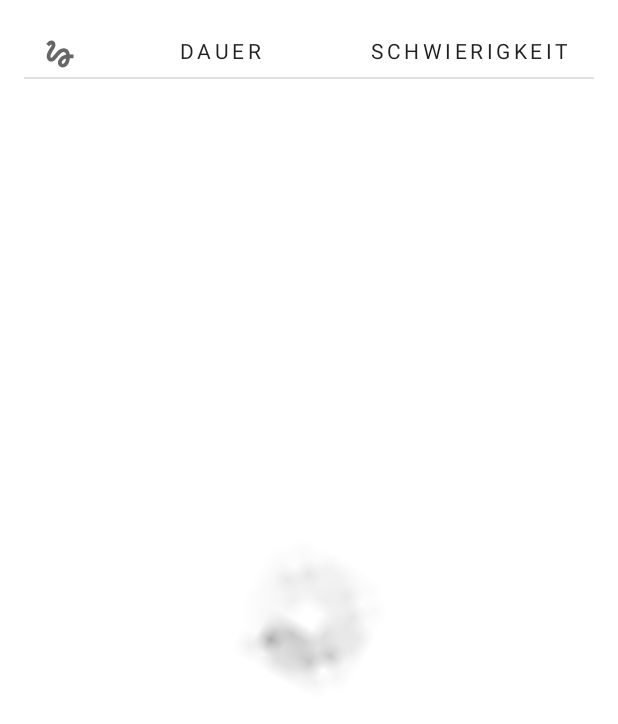
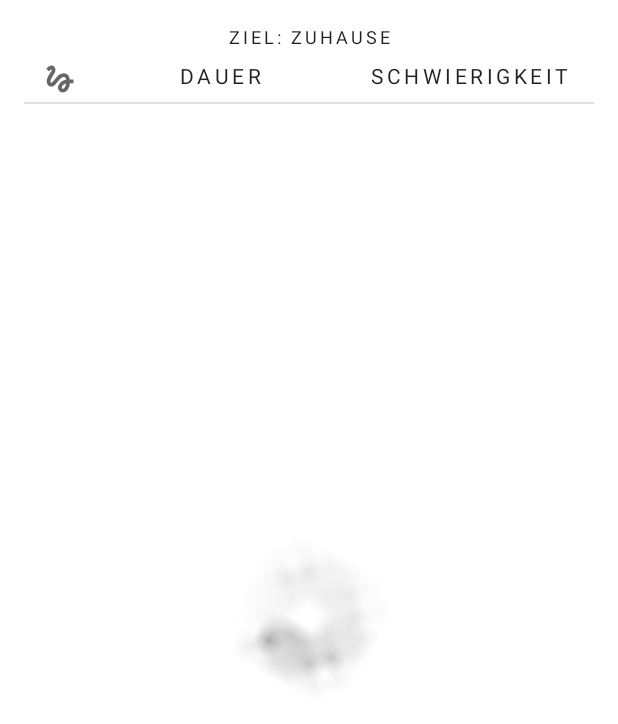
Before and after one commit to GumiBear93/NavigationAid, an Android app: the layout fragment_routes.xml on its own in the app's theme, with its tools: preview values and no code run, on a phone screen of 412 x 824 dp. Shown: the top 724 px of the screen. Run offline under Robolectric (Android 15) with nearby library versions, the phone set to English and light mode, and no system bars.

Commit message:
commit for gradle plugin upgrade reset binding property to null in onDestroy of all fragments with view binding added destination name to fragment_routes.xml fixed improper usage of AsyncTask.get() in RoutesViewModel.kt

```diff
--- a/app/src/main/java/com/example/navigationaid/MapFragment.kt
+++ b/app/src/main/java/com/example/navigationaid/MapFragment.kt
@@ -166,6 +166,11 @@ class MapFragment : Fragment() {
         }
     }
 
+    override fun onDestroy() {
+        super.onDestroy()
+        _binding = null
+    }
+
     companion object {
         const val CANCEL_MAP_NAVIGATION_CODE = -2
         private const val LOG_TAG = "MapFragment"
--- a/app/src/main/java/com/example/navigationaid/PlaceEditorFragment.kt
+++ b/app/src/main/java/com/example/navigationaid/PlaceEditorFragment.kt
@@ -266,6 +266,11 @@ class PlaceEditorFragment : Fragment() {
         }
     }
 
+    override fun onDestroy() {
+        super.onDestroy()
+        _binding = null
+    }
+
     // receives chosen image file after camera/ gallery intent
     override fun onActivityResult(requestCode: Int, resultCode: Int, data: Intent?) {
         super.onActivityResult(requestCode, resultCode, data)
--- a/app/src/main/java/com/example/navigationaid/PlacesFragment.kt
+++ b/app/src/main/java/com/example/navigationaid/PlacesFragment.kt
@@ -53,6 +53,11 @@ class PlacesFragment : Fragment() {
         setGridLayout(orientation)
     }
 
+    override fun onDestroy() {
+        super.onDestroy()
+        _binding = null
+    }
+
     override fun onConfigurationChanged(newConfig: Configuration) {
         super.onConfigurationChanged(newConfig)
         setGridLayout(newConfig.orientation)
--- a/app/src/main/java/com/example/navigationaid/RoutesAdapter.kt
+++ b/app/src/main/java/com/example/navigationaid/RoutesAdapter.kt
@@ -6,9 +6,9 @@ import androidx.navigation.findNavController
 import androidx.recyclerview.widget.DiffUtil
 import androidx.recyclerview.widget.ListAdapter
 import androidx.recyclerview.widget.RecyclerView
+import com.example.navigationaid.data.RoadDifficulty
+import com.example.navigationaid.data.RouteItem
 import com.example.navigationaid.databinding.RouteItemViewBinding
-import com.example.navigationaid.routing.RoadDifficulty
-import com.example.navigationaid.routing.RouteItem
 
 class RoutesAdapter(private val durationPlaceholder: String) :
     ListAdapter<RouteItem, RoutesAdapter.RoutesViewHolder>(DiffCallback) {
--- a/app/src/main/java/com/example/navigationaid/RoutesFragment.kt
+++ b/app/src/main/java/com/example/navigationaid/RoutesFragment.kt
@@ -101,6 +101,8 @@ class RoutesFragment : Fragment() {
     override fun onViewCreated(view: View, savedInstanceState: Bundle?) {
         super.onViewCreated(view, savedInstanceState)
 
+        sharedViewModel.clearData()
+
         if (!getLocationPermission()) {
             Toast.makeText(requireContext(), getString(R.string.location_permission_required), Toast.LENGTH_SHORT).show()
             val action = RoutesFragmentDirections.actionRoutesFragmentToPlacesFragment()
@@ -125,7 +127,9 @@ class RoutesFragment : Fragment() {
         }
 
         sharedViewModel.retrievePlaceItem(id).observe(this.viewLifecycleOwner) { selectedDestination ->
+            val destinationName = getString(R.string.destination, selectedDestination.name)
             sharedViewModel.getRoads(userLocation!!, selectedDestination, roadManager)
+            binding.textViewDestination.text = destinationName
         }
 
         sharedViewModel.status.observe(this.viewLifecycleOwner) {
@@ -161,7 +165,6 @@ class RoutesFragment : Fragment() {
 
     override fun onDestroy() {
         super.onDestroy()
-        sharedViewModel.clearData()
         _binding = null
     }
 
--- a/app/src/main/java/com/example/navigationaid/routing/RouteItem.kt
+++ b/app/src/main/java/com/example/navigationaid/data/RouteItem.kt
@@ -1,4 +1,4 @@
-package com.example.navigationaid.routing
+package com.example.navigationaid.data
 
 import org.osmdroid.bonuspack.routing.Road
 import org.osmdroid.util.GeoPoint
--- a/app/src/main/res/layout/fragment_routes.xml
+++ b/app/src/main/res/layout/fragment_routes.xml
@@ -6,6 +6,17 @@
     android:layout_height="match_parent"
     android:layout_margin="@dimen/margin"
     tools:context=".PlacesFragment">
+
+    <TextView
+        android:id="@+id/text_view_destination"
+        android:layout_width="match_parent"
+        android:layout_height="wrap_content"
+        android:layout_marginBottom="@dimen/margin_between_elements"
+        android:gravity="center"
+        android:textSize="12sp"
+        android:textAppearance="?attr/textAppearanceOverline"
+        app:layout_constraintTop_toTopOf="parent"
+        tools:text="Ziel: Zuhause"/>
 
     <ImageView
         android:id="@+id/image_view_path"
@@ -16,7 +27,7 @@
         android:src="@drawable/ic_path"
         app:layout_constraintEnd_toStartOf="@id/text_view_duration_label"
         app:layout_constraintStart_toStartOf="parent"
-        app:layout_constraintTop_toTopOf="parent" />
+        app:layout_constraintTop_toBottomOf="@id/text_view_destination" />
 
     <TextView
         android:id="@+id/text_view_duration_label"
@@ -25,7 +36,7 @@
         app:layout_constraintEnd_toStartOf="@id/text_view_difficulty_label"
         app:layout_constraintHorizontal_weight="1"
         app:layout_constraintStart_toEndOf="@id/image_view_path"
-        app:layout_constraintTop_toTopOf="parent" />
+        app:layout_constraintTop_toBottomOf="@id/text_view_destination" />
 
     <TextView
         android:id="@+id/text_view_difficulty_label"
@@ -34,7 +45,7 @@
         app:layout_constraintEnd_toEndOf="parent"
         app:layout_constraintHorizontal_weight="1"
         app:layout_constraintStart_toEndOf="@id/text_view_duration_label"
-        app:layout_constraintTop_toTopOf="parent" />
+        app:layout_constraintTop_toBottomOf="@id/text_view_destination" />
 
     <View
         android:id="@+id/divider"
@@ -59,7 +70,6 @@
         android:id="@+id/image_view_loading"
         android:layout_width="0dp"
         android:layout_height="0dp"
-        android:layout_margin="@dimen/margin_between_elements"
         android:importantForAccessibility="no"
         android:scaleType="centerCrop"
         android:src="@drawable/loading_animation"
--- a/app/src/main/res/navigation/nav_graph_main.xml
+++ b/app/src/main/res/navigation/nav_graph_main.xml
@@ -63,7 +63,7 @@
     <fragment
         android:id="@+id/routeOverviewFragment"
         android:name="com.example.navigationaid.RouteOverviewFragment"
-        android:label="fragment_route_overview"
+        android:label="@string/route_overview_fragment_title"
         tools:layout="@layout/fragment_route_overview">
         <argument
             android:name="route_id"
--- a/app/src/main/res/values/strings.xml
+++ b/app/src/main/res/values/strings.xml
@@ -31,4 +31,6 @@
     <string name="places_fragment_title">Meine Orte</string>
     <string name="home_fragment_title">NavigationAid</string>
     <string name="delete_place">Ort löschen</string>
+    <string name="destination">Ziel: %s</string>
+    <string name="route_overview_fragment_title">Routenübersicht</string>
 </resources>
--- a/build.gradle
+++ b/build.gradle
@@ -1,7 +1,7 @@
 // Top-level build file where you can add configuration options common to all sub-projects/modules.
 buildscript {
     ext{
-        kotlin_version = "1.5.21"
+        kotlin_version = "1.5.30"
         nav_version = "2.3.5"
         room_version = "2.3.0"
         multidex_version = "2.0.1"
@@ -25,7 +25,7 @@ allprojects {
     repositories {
         google()
         mavenCentral()
-        jcenter() // Warning: this repository is going to shut down soon
+        //jcenter() // Warning: this repository is going to shut down soon
     }
 }
 
```
Also changed, not shown: app/src/main/java/com/example/navigationaid/model/RoutesViewModel.kt (+21 -18 lines).
